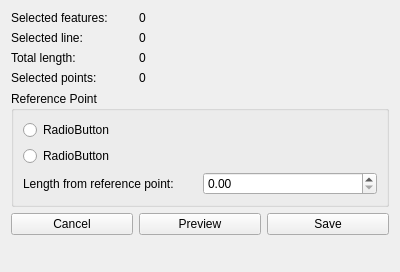
This is ui/geometry/ui_join_points.ui in gltn/stdm as Qt 5 draws it before an edit. The edited form follows.
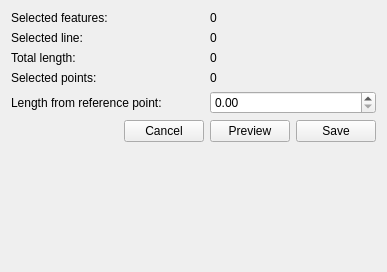
This is the edited form.

```diff
--- a/ui/geometry/ui_join_points.ui
+++ b/ui/geometry/ui_join_points.ui
@@ -6,7 +6,7 @@
    <rect>
     <x>0</x>
     <y>0</y>
-    <width>400</width>
+    <width>387</width>
     <height>272</height>
    </rect>
   </property>
@@ -14,129 +14,119 @@
    <string>Form</string>
   </property>
   <layout class="QGridLayout" name="gridLayout">
-   <item row="1" column="0">
-    <widget class="QLabel" name="label_8">
-     <property name="text">
-      <string>Selected line:</string>
+   <item row="7" column="4">
+    <spacer name="verticalSpacer">
+     <property name="orientation">
+      <enum>Qt::Vertical</enum>
      </property>
-    </widget>
+     <property name="sizeHint" stdset="0">
+      <size>
+       <width>20</width>
+       <height>40</height>
+      </size>
+     </property>
+    </spacer>
    </item>
-   <item row="0" column="1">
-    <widget class="QLabel" name="sel_features_lbl">
+   <item row="2" column="3" colspan="2">
+    <widget class="QLabel" name="line_length_lbl">
      <property name="text">
       <string>0</string>
      </property>
     </widget>
    </item>
-   <item row="0" column="0">
-    <widget class="QLabel" name="label_26">
-     <property name="text">
-      <string>Selected features:</string>
-     </property>
-    </widget>
-   </item>
-   <item row="1" column="1">
+   <item row="1" column="3" colspan="2">
     <widget class="QLabel" name="selected_line_lbl">
      <property name="text">
       <string>0</string>
      </property>
     </widget>
    </item>
-   <item row="3" column="0">
-    <widget class="QLabel" name="label_14">
+   <item row="3" column="3" colspan="2">
+    <widget class="QLabel" name="selected_points_lbl">
      <property name="text">
-      <string>Selected points:</string>
-     </property>
-    </widget>
-   </item>
-   <item row="3" column="1">
-    <widget class="QLabel" name="label_15">
-     <property name="text">
       <string>0</string>
      </property>
     </widget>
    </item>
-   <item row="2" column="1">
-    <widget class="QLabel" name="label_12">
+   <item row="0" column="3" colspan="2">
+    <widget class="QLabel" name="sel_features_lbl">
      <property name="text">
       <string>0</string>
      </property>
     </widget>
    </item>
-   <item row="2" column="0">
-    <widget class="QLabel" name="label_7">
-     <property name="text">
-      <string>Total length:</string>
-     </property>
-    </widget>
-   </item>
-   <item row="5" column="1">
+   <item row="5" column="3">
     <widget class="QPushButton" name="preview_btn">
      <property name="text">
       <string>Preview</string>
      </property>
     </widget>
    </item>
-   <item row="5" column="0">
-    <widget class="QPushButton" name="cancel_btn">
-     <property name="text">
-      <string>Cancel</string>
-     </property>
-    </widget>
+   <item row="4" column="3" colspan="2">
+    <widget class="QDoubleSpinBox" name="length_from_point"/>
    </item>
-   <item row="5" column="2">
+   <item row="5" column="4">
     <widget class="QPushButton" name="save_btn">
      <property name="text">
       <string>Save</string>
      </property>
     </widget>
    </item>
-   <item row="4" column="0" colspan="3">
-    <widget class="QGroupBox" name="groupBox">
-     <property name="title">
-      <string>Reference Point</string>
-     </property>
-     <layout class="QGridLayout" name="gridLayout_6">
-      <item row="0" column="0">
-       <widget class="QRadioButton" name="radioButton">
-        <property name="text">
-         <string>RadioButton</string>
-        </property>
-       </widget>
-      </item>
-      <item row="1" column="0">
-       <widget class="QRadioButton" name="radioButton_2">
-        <property name="text">
-         <string>RadioButton</string>
-        </property>
-       </widget>
-      </item>
-      <item row="2" column="0">
-       <widget class="QLabel" name="label_13">
-        <property name="text">
-         <string>Length from reference point:</string>
-        </property>
-       </widget>
-      </item>
-      <item row="2" column="1">
-       <widget class="QDoubleSpinBox" name="doubleSpinBox"/>
-      </item>
-     </layout>
-    </widget>
-   </item>
-   <item row="6" column="1">
-    <spacer name="verticalSpacer">
+   <item row="5" column="1">
+    <spacer name="horizontalSpacer">
      <property name="orientation">
-      <enum>Qt::Vertical</enum>
+      <enum>Qt::Horizontal</enum>
      </property>
      <property name="sizeHint" stdset="0">
       <size>
-       <width>20</width>
-       <height>40</height>
+       <width>40</width>
+       <height>20</height>
       </size>
      </property>
     </spacer>
    </item>
+   <item row="5" column="2">
+    <widget class="QPushButton" name="cancel_btn">
+     <property name="text">
+      <string>Cancel</string>
+     </property>
+    </widget>
+   </item>
+   <item row="0" column="1" colspan="2">
+    <widget class="QLabel" name="label_26">
+     <property name="text">
+      <string>Selected features:</string>
+     </property>
+    </widget>
+   </item>
+   <item row="1" column="1" colspan="2">
+    <widget class="QLabel" name="label_8">
+     <property name="text">
+      <string>Selected line:</string>
+     </property>
+    </widget>
+   </item>
+   <item row="2" column="1" colspan="2">
+    <widget class="QLabel" name="label_7">
+     <property name="text">
+      <string>Total length:</string>
+     </property>
+    </widget>
+   </item>
+   <item row="3" column="1" colspan="2">
+    <widget class="QLabel" name="label_14">
+     <property name="text">
+      <string>Selected points:</string>
+     </property>
+    </widget>
+   </item>
+   <item row="4" column="1" colspan="2">
+    <widget class="QLabel" name="label_13">
+     <property name="text">
+      <string>Length from reference point:</string>
+     </property>
+    </widget>
+   </item>
   </layout>
  </widget>
  <resources/>
```
